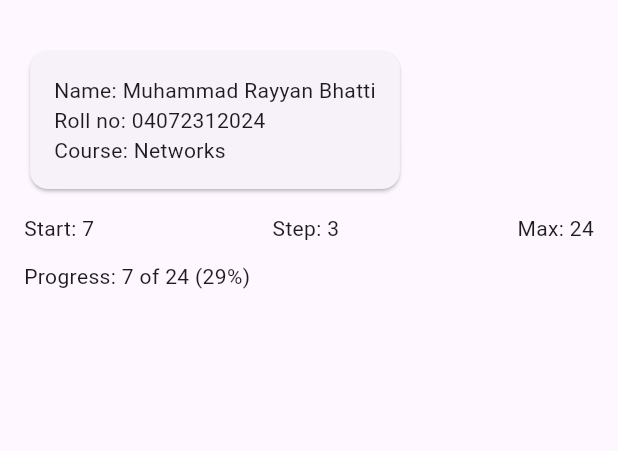
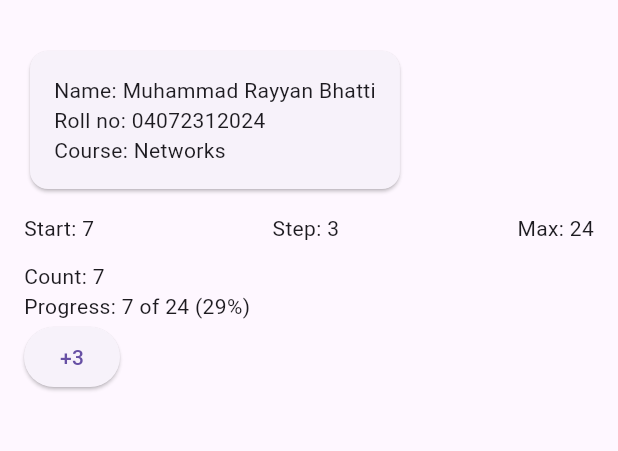
Before and after one commit to Calipha-Rayyan/Mobile-Application-Development, a Flutter app: the screen it shows after launch, on a phone screen of 412 x 824 dp, the part 63-514 px from its top. Run offline on Flutter 3.47's test engine with Material 3 defaults, Android fonts, the phone set to English and light mode, and no system bars.

Commit message:
Flutter lab: step 5

```diff
--- a/flutter_lab/lib/main.dart
+++ b/flutter_lab/lib/main.dart
@@ -83,10 +83,7 @@ class HomePage extends StatelessWidget {
       ),
 
       const SizedBox(height: 12),
-          GoalBanner(
-            count: startCount,
-            max: maxCount,
-          ),
+      const Tally(),
     ],
   ),
 ),
@@ -160,6 +157,53 @@ class GoalBanner extends StatelessWidget {
 }
 
 
+// Stateful: Tally creates the widget configuration;
+// _TallyState stores and updates the changing count.
+class Tally extends StatefulWidget {
+  const Tally({super.key});
+
+  @override
+  State<Tally> createState() => _TallyState();
+}
+
+class _TallyState extends State<Tally> {
+  int _count = startCount;
+
+  void _plus() {
+    setState(() {
+      _count += stepSize;
+    });
+  }
+
+  @override
+  Widget build(BuildContext context) {
+    return Column(
+      crossAxisAlignment: CrossAxisAlignment.start,
+      children: [
+        Text(
+          'Count: $_count',
+          key: const Key('count'),
+        ),
+        GoalBanner(
+          count: _count,
+          max: maxCount,
+        ),
+        Row(
+          children: [
+            ElevatedButton(
+              key: const Key('plus'),
+              onPressed: _plus,
+              child: Text('+$stepSize'),
+            ),
+          ],
+        ),
+      ],
+    );
+  }
+}
+
+
+
 // ---- Provided for Step 7. It has a bug on purpose. Do not rename anything.
 class BuggyCounter extends StatefulWidget {
   const BuggyCounter({super.key});
```
